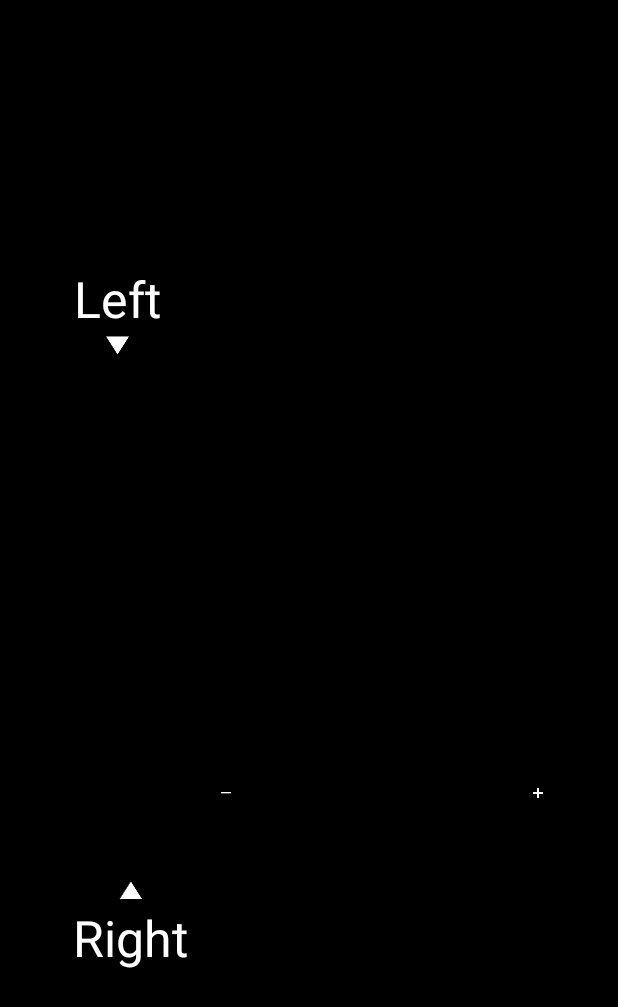
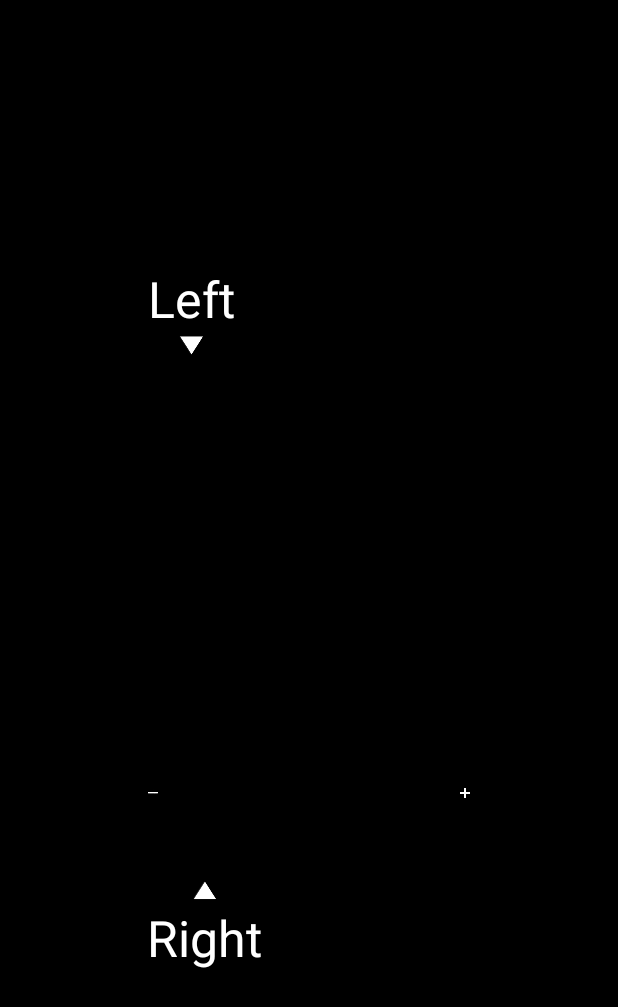
Before and after one commit to irontec/InkSlider, an Android app: the layout view_ink_slider_ripple_horizontal.xml on its own in the app's theme, with its tools: preview values and no code run, on a phone screen of 412 x 824 dp. Shown: the top 1007 px of the screen. Run offline under Robolectric (Android 15) with nearby library versions, the phone set to English and light mode, and no system bars; plain views replace RippleLinearLayout.

Commit message:
better plus and minus button location

```diff
--- a/inkslider/src/main/java/com/inlacou/inkslider/VerticalInkSlider.kt
+++ b/inkslider/src/main/java/com/inlacou/inkslider/VerticalInkSlider.kt
@@ -19,7 +19,6 @@ open class VerticalInkSlider @JvmOverloads constructor(context: Context, attrs:
 	private var currentPosition: Float? = null
 	private var surfaceLayout: RelativeLayout? = null
 	private var linearLayoutColors: LinearLayout? = null
-	private var linearLayoutSliders: LinearLayout? = null
 	private var linearLayoutDisplayLeft: LinearLayout? = null
 	private var linearLayoutDisplayRight: LinearLayout? = null
 	private var tvDisplayLeft: TextView? = null
@@ -34,7 +33,6 @@ open class VerticalInkSlider @JvmOverloads constructor(context: Context, attrs:
 	private fun bindViews() {
 		surfaceLayout = findViewById(R.id.view_base_layout_surface)
 		linearLayoutColors = findViewById(R.id.linearLayout_colors)
-		linearLayoutSliders = findViewById(R.id.linearLayout_slider)
 		linearLayoutDisplayLeft = findViewById(R.id.linearLayout_display_top_left)
 		linearLayoutDisplayRight = findViewById(R.id.linearLayout_display_bottom_right)
 		tvDisplayLeft = findViewById(R.id.tv_display_left)
--- a/inkslider/src/main/res/layout/view_ink_slider_ripple_horizontal.xml
+++ b/inkslider/src/main/res/layout/view_ink_slider_ripple_horizontal.xml
@@ -43,14 +43,15 @@
         android:layout_height="@dimen/inkslider_row_width"
         android:layout_centerVertical="true"
         android:layout_centerHorizontal="true"
+        android:layout_toRightOf="@+id/minus"
+        android:layout_toEndOf="@+id/minus"
         android:orientation="horizontal"/>
     <RelativeLayout
         android:id="@+id/minus"
+        android:layout_width="@dimen/inkslider_button_width"
+        android:layout_height="@dimen/inkslider_button_height"
         android:layout_marginTop="@dimen/inkslider_button_bottom_margin_top"
-        android:layout_toStartOf="@id/linearLayout_colors"
-        android:layout_width="@dimen/inkslider_button_width"
-        android:layout_centerVertical="true"
-        android:layout_height="@dimen/inkslider_button_height">
+        android:layout_centerVertical="true">
         <com.inlacou.pripple.RippleLinearLayout
             android:id="@+id/ripple_layout_bottom"
             android:layout_width="match_parent"
@@ -69,12 +70,6 @@
             android:layout_centerInParent="true"
             android:src="@drawable/ic_minus"/>
     </RelativeLayout>
-    <LinearLayout
-        android:id="@+id/linearLayout_slider"
-        android:layout_width="@dimen/inkslider_width"
-        android:layout_height="wrap_content"
-        android:layout_below="@+id/linearLayout_display_top_left"
-        android:orientation="horizontal"/>
     <LinearLayout
         android:id="@+id/linearLayout_display_bottom_right"
         android:layout_width="wrap_content"
```
Also changed, not shown: inkslider/src/main/res/layout/view_ink_slider_ripple.xml (+0 -8 lines).
